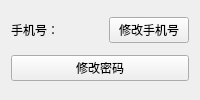
Qt form views/UserProfileView.ui (LittleChiu/ExpressManager) before a commit.
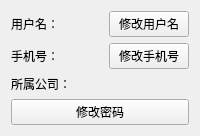
The same form after that commit.

Commit message: fix. 只有快递员能在维护界面看到自己的隶属公司

What changed in the file:
```diff
--- a/views/UserProfileView.ui
+++ b/views/UserProfileView.ui
@@ -6,6 +6,27 @@
    <string>个人信息维护</string>
   </property>
   <layout class="QVBoxLayout" name="verticalLayout">
+   <item>
+    <layout class="QHBoxLayout" name="horizontalLayoutUsername">
+     <item>
+      <widget class="QLabel" name="labelUsernameTitle">
+       <property name="text">
+        <string>用户名：</string>
+       </property>
+      </widget>
+     </item>
+     <item>
+      <widget class="QLabel" name="usernameLabel"/>
+     </item>
+     <item>
+      <widget class="QPushButton" name="updateUsernameButton">
+       <property name="text">
+        <string>修改用户名</string>
+       </property>
+      </widget>
+     </item>
+    </layout>
+   </item>
    <item>
     <layout class="QHBoxLayout" name="horizontalLayoutPhone">
      <item>
@@ -27,6 +48,20 @@
      </item>
     </layout>
    </item>
+   <item>
+    <layout class="QHBoxLayout" name="horizontalLayoutCompany">
+     <item>
+      <widget class="QLabel" name="labelCompanyTitle">
+       <property name="text">
+        <string>所属公司：</string>
+       </property>
+      </widget>
+     </item>
+     <item>
+      <widget class="QLabel" name="companyLabel"/>
+     </item>
+    </layout>
+   </item>
    <item>
     <widget class="QPushButton" name="updatePasswordButton">
      <property name="text">
```
The commit also changes 2 other files.
